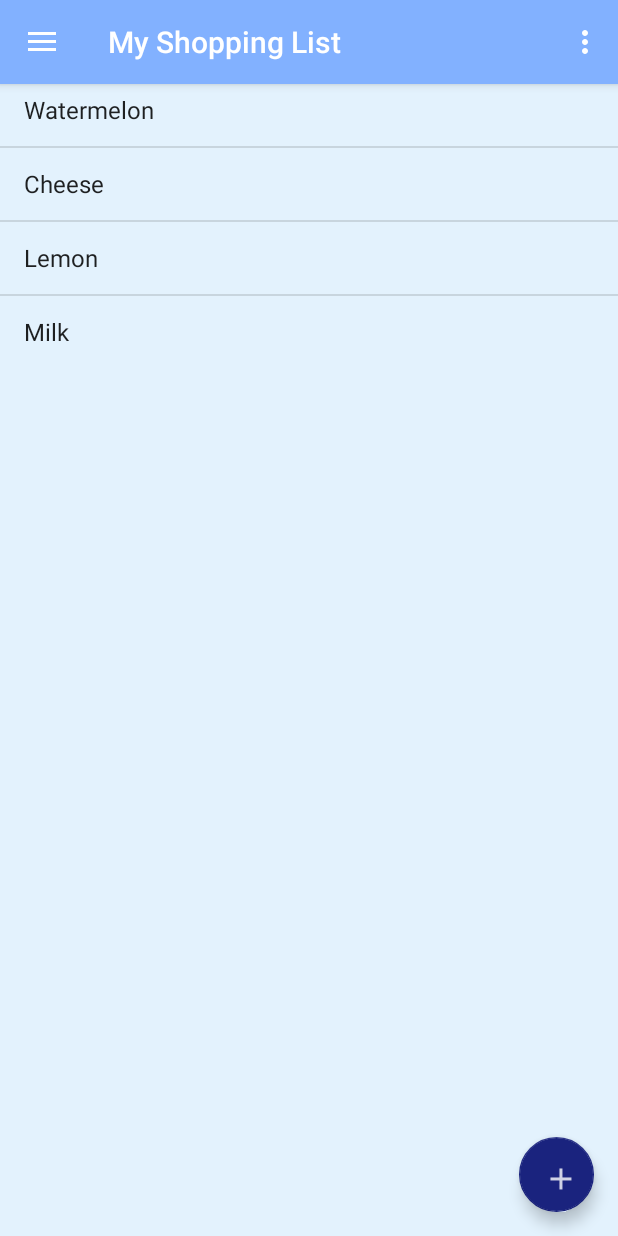
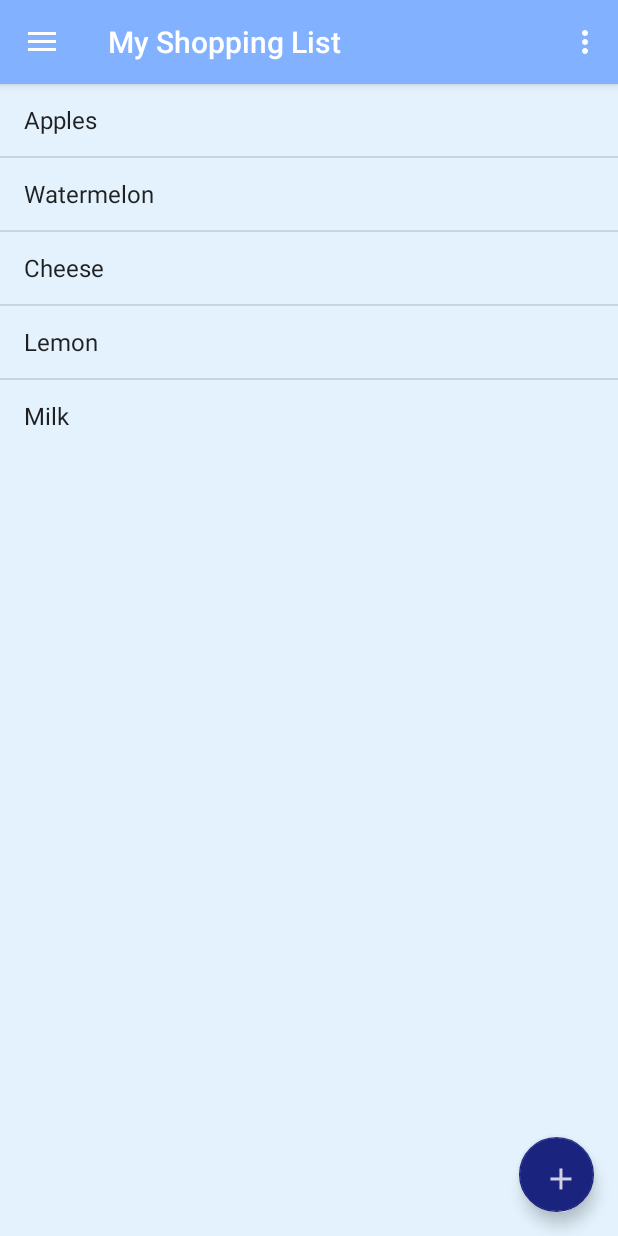
Before and after one commit to mkazachkova/GroceryHelper, an Android app: the screen it shows after launch (MainActivity), on a phone screen of 412 x 824 dp. Run offline under Robolectric (Android 15) with nearby library versions, the phone set to English and light mode, and no system bars; libraries missing offline, so code that uses them is left out: android.test.

Commit message:
Fixed list view

```diff
--- a/Grocery/app/src/main/res/layout/app_bar_main.xml
+++ b/Grocery/app/src/main/res/layout/app_bar_main.xml
@@ -25,7 +25,8 @@
         android:orientation="vertical"
         android:layout_width="match_parent"
         android:layout_height="wrap_content"
-        android:layout_gravity="center_horizontal">
+        android:layout_gravity="center_horizontal"
+        android:paddingTop="?attr/actionBarSize">
     </LinearLayout>
 
 
```
